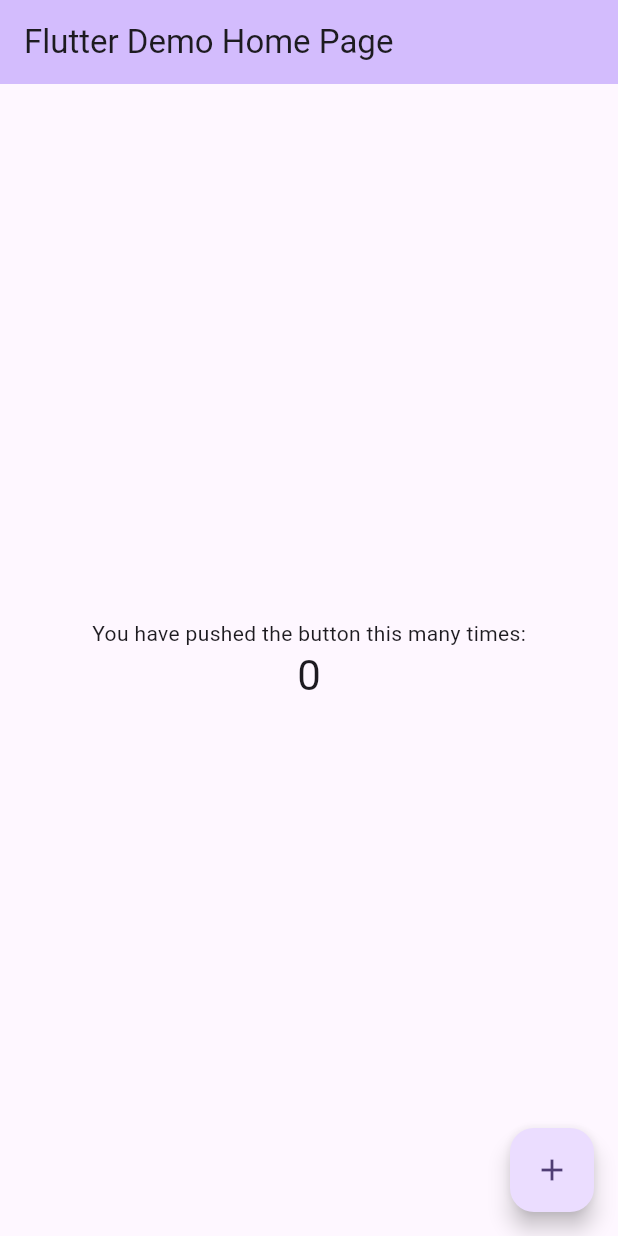
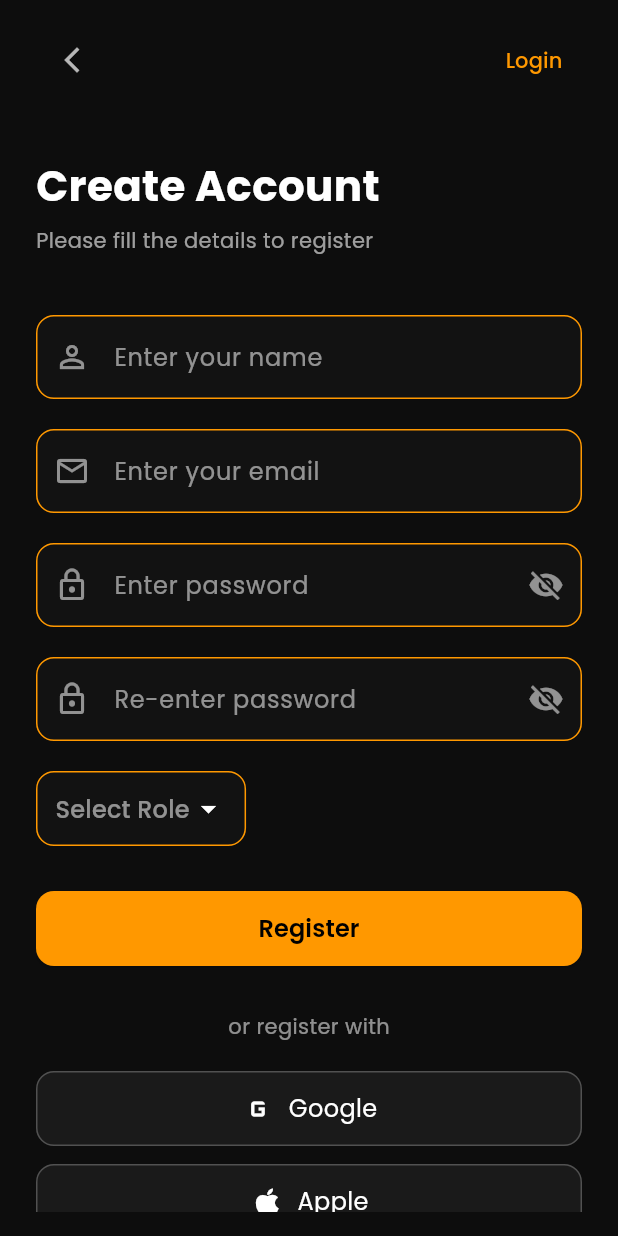
Before and after one commit to abdoahmed2004/FailurePredectiveSystmeMobileApp, a Flutter app: the screen it shows after launch, on a phone screen of 412 x 824 dp. Run offline on Flutter 3.47's test engine with Material 3 defaults, Android fonts, the phone set to English and light mode, and no system bars; our stand-ins replace google_fonts.

Commit message:
login and register

```diff
--- /dev/null
+++ b/lib/Screens/Register_screen.dart
@@ -0,0 +1,286 @@
+import 'package:flutter/material.dart';
+import 'package:google_fonts/google_fonts.dart';
+
+class RegisterScreen extends StatefulWidget {
+  const RegisterScreen({super.key});
+
+  @override
+  State<RegisterScreen> createState() => _RegisterScreenState();
+}
+
+class _RegisterScreenState extends State<RegisterScreen> {
+  final _formKey = GlobalKey<FormState>();
+  bool obscurePassword = true;
+  bool obscureConfirmPassword = true;
+  String? selectedRole;
+
+  final List<String> roles = ['Manager', 'Admin', 'Engineer', 'Technician'];
+
+  @override
+  Widget build(BuildContext context) {
+    return Scaffold(
+      backgroundColor: const Color(0xFF0D0D0D),
+      body: SafeArea(
+        child: Padding(
+          padding: const EdgeInsets.symmetric(horizontal: 24.0, vertical: 16),
+          child: SingleChildScrollView(
+            child: Form(
+              key: _formKey,
+              child: Column(
+                crossAxisAlignment: CrossAxisAlignment.start,
+                children: [
+                  // Back icon
+                  Row(
+                    mainAxisAlignment: MainAxisAlignment.spaceBetween,
+                    children: [
+                      IconButton(
+                        onPressed: () => Navigator.pop(context),
+                        icon: const Icon(Icons.arrow_back_ios_new,
+                            color: Colors.white70, size: 20),
+                      ),
+                      TextButton(
+                        onPressed: () {
+                          Navigator.pushNamed(context, '/login');
+                        },
+                        child: Text(
+                          "Login",
+                          style: GoogleFonts.poppins(
+                            color: const Color(0xFFFF9800),
+                            fontWeight: FontWeight.w500,
+                          ),
+                        ),
+                      )
+                    ],
+                  ),
+                  const SizedBox(height: 40),
+                  // Title
+                  Text(
+                    "Create Account",
+                    style: GoogleFonts.poppins(
+                      fontSize: 28,
+                      fontWeight: FontWeight.bold,
+                      color: Colors.white,
+                    ),
+                  ),
+                  const SizedBox(height: 6),
+                  Text(
+                    "Please fill the details to register",
+                    style: GoogleFonts.poppins(color: Colors.white60, fontSize: 14),
+                  ),
+                  const SizedBox(height: 40),
+
+                  // Name Field
+                  _buildInputField(
+                    label: "Full Name",
+                    icon: Icons.person_outline,
+                    hint: "Enter your name",
+                  ),
+                  const SizedBox(height: 20),
+
+                  // Email Field
+                  _buildInputField(
+                    label: "Email",
+                    icon: Icons.email_outlined,
+                    hint: "Enter your email",
+                  ),
+                  const SizedBox(height: 20),
+
+                  // Password Field
+                  _buildPasswordField(
+                    label: "Password",
+                    hint: "Enter password",
+                    obscureText: obscurePassword,
+                    onToggle: () => setState(() {
+                      obscurePassword = !obscurePassword;
+                    }),
+                  ),
+                  const SizedBox(height: 20),
+
+                  // Confirm Password Field
+                  _buildPasswordField(
+                    label: "Confirm Password",
+                    hint: "Re-enter password",
+                    obscureText: obscureConfirmPassword,
+                    onToggle: () => setState(() {
+                      obscureConfirmPassword = !obscureConfirmPassword;
+                    }),
+                  ),
+                  const SizedBox(height: 20),
+
+                  // Role Dropdown
+                  Container(
+                    padding: const EdgeInsets.symmetric(horizontal: 12),
+                    decoration: BoxDecoration(
+                      color: const Color(0xFF121212),
+                      borderRadius: BorderRadius.circular(12),
+                      border: Border.all(color: const Color(0xFFFF9800)),
+                    ),
+                    child: DropdownButtonHideUnderline(
+                      child: DropdownButton<String>(
+                        dropdownColor: const Color(0xFF121212),
+                        icon: const Icon(Icons.arrow_drop_down, color: Colors.white),
+                        value: selectedRole,
+                        hint: Text(
+                          "Select Role",
+                          style: GoogleFonts.poppins(color: Colors.white54),
+                        ),
+                        items: roles.map((role) {
+                          return DropdownMenuItem<String>(
+                            value: role,
+                            child: Text(
+                              role,
+                              style: GoogleFonts.poppins(color: Colors.white),
+                            ),
+                          );
+                        }).toList(),
+                        onChanged: (value) {
+                          setState(() {
+                            selectedRole = value;
+                          });
+                        },
+                      ),
+                    ),
+                  ),
+
+                  const SizedBox(height: 30),
+
+                  // Register Button
+                  SizedBox(
+                    width: double.infinity,
+                    height: 50,
+                    child: ElevatedButton(
+                      style: ElevatedButton.styleFrom(
+                        backgroundColor: const Color(0xFFFF9800),
+                        shape: RoundedRectangleBorder(
+                          borderRadius: BorderRadius.circular(12),
+                        ),
+                      ),
+                      onPressed: () {
+                        if (_formKey.currentState!.validate()) {
+                          // handle registration logic
+                        }
+                      },
+                      child: Text(
+                        "Register",
+                        style: GoogleFonts.poppins(
+                          color: Colors.black,
+                          fontSize: 16,
+                          fontWeight: FontWeight.w600,
+                        ),
+                      ),
+                    ),
+                  ),
+
+                  const SizedBox(height: 30),
+
+                  Center(
+                    child: Text(
+                      "or register with",
+                      style: GoogleFonts.poppins(color: Colors.white54),
+                    ),
+                  ),
+
+                  const SizedBox(height: 20),
+
+                  // Google and Apple buttons
+                  Column(
+                    children: [
+                      _buildSocialButton(Icons.g_mobiledata, "Google"),
+                      const SizedBox(height: 12),
+                      _buildSocialButton(Icons.apple, "Apple"),
+                    ],
+                  ),
+                ],
+              ),
+            ),
+          ),
+        ),
+      ),
+    );
+  }
+
+  // 🔸 Reusable Input Field
+  Widget _buildInputField({
+    required String label,
+    required IconData icon,
+    required String hint,
+  }) {
+    return TextField(
+      style: const TextStyle(color: Colors.white),
+      decoration: InputDecoration(
+        prefixIcon: Icon(icon, color: Colors.white54),
+        hintText: hint,
+        hintStyle: GoogleFonts.poppins(color: Colors.white54),
+        filled: true,
+        fillColor: const Color(0xFF121212),
+        enabledBorder: OutlineInputBorder(
+          borderRadius: BorderRadius.circular(12),
+          borderSide: const BorderSide(color: Color(0xFFFF9800)),
+        ),
+        focusedBorder: OutlineInputBorder(
+          borderRadius: BorderRadius.circular(12),
+          borderSide: const BorderSide(color: Color(0xFFFF9800), width: 2),
+        ),
+      ),
+    );
+  }
+
+  // 🔸 Reusable Password Field
+  Widget _buildPasswordField({
+    required String label,
+    required String hint,
+    required bool obscureText,
+    required VoidCallback onToggle,
+  }) {
+    return TextField(
+      obscureText: obscureText,
+      style: const TextStyle(color: Colors.white),
+      decoration: InputDecoration(
+        prefixIcon: const Icon(Icons.lock_outline, color: Colors.white54),
+        suffixIcon: IconButton(
+          icon: Icon(
+            obscureText ? Icons.visibility_off : Icons.visibility,
+            color: Colors.white54,
+          ),
+          onPressed: onToggle,
+        ),
+        hintText: hint,
+        hintStyle: GoogleFonts.poppins(color: Colors.white54),
+        filled: true,
+        fillColor: const Color(0xFF121212),
+        enabledBorder: OutlineInputBorder(
+          borderRadius: BorderRadius.circular(12),
+          borderSide: const BorderSide(color: Color(0xFFFF9800)),
+        ),
+        focusedBorder: OutlineInputBorder(
+          borderRadius: BorderRadius.circular(12),
+          borderSide: const BorderSide(color: Color(0xFFFF9800), width: 2),
+        ),
+      ),
+    );
+  }
+
+  // 🔸 Reusable Social Login Button
+  Widget _buildSocialButton(IconData icon, String text) {
+    return Container(
+      width: double.infinity,
+      height: 50,
+      decoration: BoxDecoration(
+        border: Border.all(color: Colors.white24),
+        borderRadius: BorderRadius.circular(12),
+        color: const Color(0xFF1A1A1A),
+      ),
+      child: Row(
+        mainAxisAlignment: MainAxisAlignment.center,
+        children: [
+          Icon(icon, color: Colors.white),
+          const SizedBox(width: 8),
+          Text(
+            text,
+            style: GoogleFonts.poppins(color: Colors.white, fontSize: 16),
+          ),
+        ],
+      ),
+    );
+  }
+}
--- a/lib/main.dart
+++ b/lib/main.dart
@@ -1,4 +1,6 @@
 import 'package:flutter/material.dart';
+import 'package:fpms_app/Screens/Login_screen.dart';
+import 'package:fpms_app/Screens/Register_screen.dart';
 
 void main() {
   runApp(const MyApp());
@@ -6,117 +8,18 @@ void main() {
 
 class MyApp extends StatelessWidget {
   const MyApp({super.key});
-
-  // This widget is the root of your application.
   @override
   Widget build(BuildContext context) {
     return MaterialApp(
+      debugShowCheckedModeBanner: false,
       title: 'Flutter Demo',
-      theme: ThemeData(
-        // This is the theme of your application.
-        //
-        // TRY THIS: Try running your application with "flutter run". You'll see
-        // the application has a purple toolbar. Then, without quitting the app,
-        // try changing the seedColor in the colorScheme below to Colors.green
-        // and then invoke "hot reload" (save your changes or press the "hot
-        // reload" button in a Flutter-supported IDE, or press "r" if you used
-        // the command line to start the app).
-        //
-        // Notice that the counter didn't reset back to zero; the application
-        // state is not lost during the reload. To reset the state, use hot
-        // restart instead.
-        //
-        // This works for code too, not just values: Most code changes can be
-        // tested with just a hot reload.
-        colorScheme: ColorScheme.fromSeed(seedColor: Colors.deepPurple),
-      ),
-      home: const MyHomePage(title: 'Flutter Demo Home Page'),
+      theme: ThemeData(primarySwatch: Colors.blue, brightness: Brightness.dark),
+
+      initialRoute: '/register',
+      routes: {
+        '/login': (context) => const LoginScreen(),
+        '/register': (context) => const RegisterScreen(),
+      },
     );
   }
 }
-
-class MyHomePage extends StatefulWidget {
-  const MyHomePage({super.key, required this.title});
-
-  // This widget is the home page of your application. It is stateful, meaning
-  // that it has a State object (defined below) that contains fields that affect
-  // how it looks.
-
-  // This class is the configuration for the state. It holds the values (in this
-  // case the title) provided by the parent (in this case the App widget) and
-  // used by the build method of the State. Fields in a Widget subclass are
-  // always marked "final".
-
-  final String title;
-
-  @override
-  State<MyHomePage> createState() => _MyHomePageState();
-}
-
-class _MyHomePageState extends State<MyHomePage> {
-  int _counter = 0;
-
-  void _incrementCounter() {
-    setState(() {
-      // This call to setState tells the Flutter framework that something has
-      // changed in this State, which causes it to rerun the build method below
-      // so that the display can reflect the updated values. If we changed
-      // _counter without calling setState(), then the build method would not be
-      // called again, and so nothing would appear to happen.
-      _counter++;
-    });
-  }
-
-  @override
-  Widget build(BuildContext context) {
-    // This method is rerun every time setState is called, for instance as done
-    // by the _incrementCounter method above.
-    //
-    // The Flutter framework has been optimized to make rerunning build methods
-    // fast, so that you can just rebuild anything that needs updating rather
-    // than having to individually change instances of widgets.
-    return Scaffold(
-      appBar: AppBar(
-        // TRY THIS: Try changing the color here to a specific color (to
-        // Colors.amber, perhaps?) and trigger a hot reload to see the AppBar
-        // change color while the other colors stay the same.
-        backgroundColor: Theme.of(context).colorScheme.inversePrimary,
-        // Here we take the value from the MyHomePage object that was created by
-        // the App.build method, and use it to set our appbar title.
-        title: Text(widget.title),
-      ),
-      body: Center(
-        // Center is a layout widget. It takes a single child and positions it
-        // in the middle of the parent.
-        child: Column(
-          // Column is also a layout widget. It takes a list of children and
-          // arranges them vertically. By default, it sizes itself to fit its
-          // children horizontally, and tries to be as tall as its parent.
-          //
-          // Column has various properties to control how it sizes itself and
-          // how it positions its children. Here we use mainAxisAlignment to
-          // center the children vertically; the main axis here is the vertical
-          // axis because Columns are vertical (the cross axis would be
-          // horizontal).
-          //
-          // TRY THIS: Invoke "debug painting" (choose the "Toggle Debug Paint"
-          // action in the IDE, or press "p" in the console), to see the
-          // wireframe for each widget.
-          mainAxisAlignment: MainAxisAlignment.center,
-          children: <Widget>[
-            const Text('You have pushed the button this many times:'),
-            Text(
-              '$_counter',
-              style: Theme.of(context).textTheme.headlineMedium,
-            ),
-          ],
-        ),
-      ),
-      floatingActionButton: FloatingActionButton(
-        onPressed: _incrementCounter,
-        tooltip: 'Increment',
-        child: const Icon(Icons.add),
-      ), // This trailing comma makes auto-formatting nicer for build methods.
-    );
-  }
-}
--- a/pubspec.yaml
+++ b/pubspec.yaml
@@ -30,6 +30,7 @@ environment:
 dependencies:
   flutter:
     sdk: flutter
+  google_fonts: ^6.2.0
 
   # The following adds the Cupertino Icons font to your application.
   # Use with the CupertinoIcons class for iOS style icons.
```
Also changed, not shown: lib/Screens/Login_screen.dart (added, +222 -0 lines), pubspec.lock, 1 other file.
